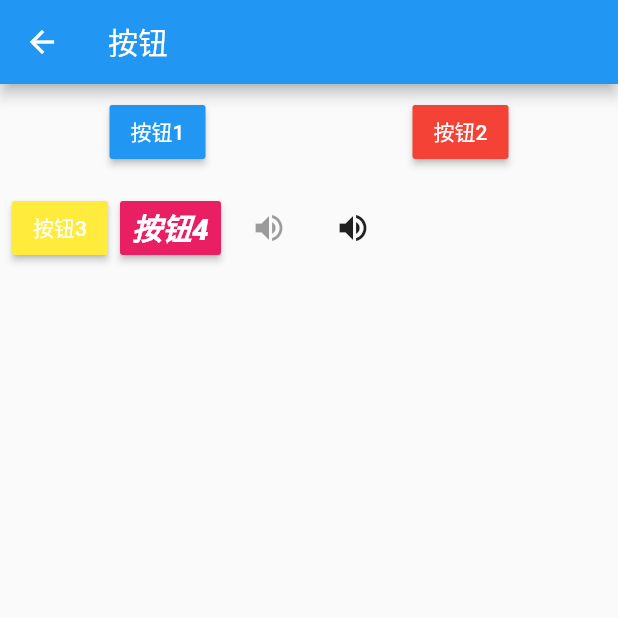
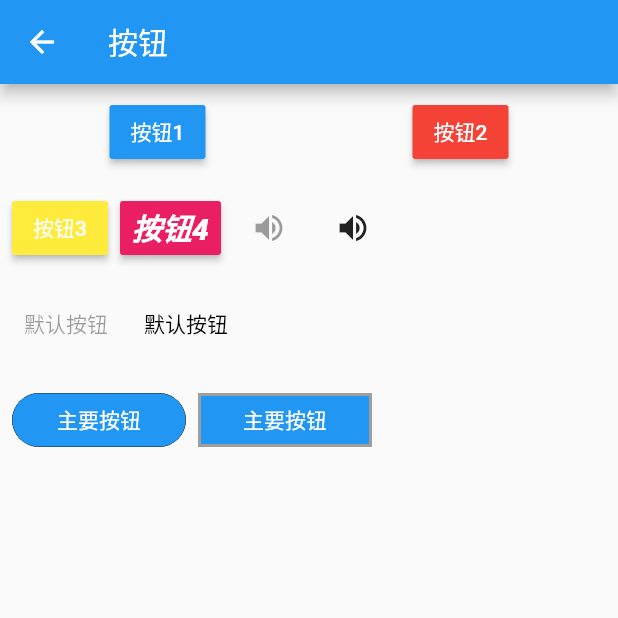
Before and after one commit to xuexiangjys/FlutterSample, a Flutter app: the ButtonPage screen opened by its route, on a phone screen of 412 x 824 dp, the top half of it. Run offline on Flutter 3.47's test engine with Material 2 defaults, Android fonts, the phone set to English and light mode, and no system bars; our stand-ins replace dio, fluttertoast, shared_preferences, sqflite; missing offline and left inert: mmkv_flutter; accounts and stored records are empty.

Commit message:
完善组件案例

```diff
--- a/flutter_learn/lib/page/widget/button.dart
+++ b/flutter_learn/lib/page/widget/button.dart
@@ -1,3 +1,5 @@
+import 'dart:math';
+
 import 'package:flutter/material.dart';
 
 class ButtonPage extends StatefulWidget {
@@ -15,13 +17,12 @@ class _ButtonPageState extends State<ButtonPage> {
         title: Text(widget.title),
       ),
       body: Center(
-          child: Scrollbar(
-              child: ListView(scrollDirection: Axis.vertical, // 水平listView
-                  children: <Widget>[
+          child: ListView(scrollDirection: Axis.vertical, // 水平listView
+              children: <Widget>[
             ButtonBar(
               alignment:
                   MainAxisAlignment.spaceAround, //布局方向，默认MainAxisAlignment.end
-              mainAxisSize: MainAxisSize.max, //主轴大小，默认MainAxisSize.max
+              mainAxisSize: MainAxisSize.min, //主轴大小，默认MainAxisSize.max
               children: <Widget>[
                 // Button集合
                 RaisedButton(
@@ -74,8 +75,24 @@ class _ButtonPageState extends State<ButtonPage> {
                 IconButtonDefault(false),
                 IconButtonDefault(true),
               ],
+            ),
+            ButtonBar(
+              alignment: MainAxisAlignment.start, //布局方向，默认MainAxisAlignment.end
+              mainAxisSize: MainAxisSize.min, //主轴大小，默认MainAxisSize.max
+              children: <Widget>[
+                FlatButtonDefault(false),
+                FlatButtonDefault(true),
+              ],
+            ),
+             ButtonBar(
+              alignment: MainAxisAlignment.start, //布局方向，默认MainAxisAlignment.end
+              mainAxisSize: MainAxisSize.min, //主轴大小，默认MainAxisSize.max
+              children: <Widget>[
+                FlatButtonCustom('主要按钮', Colors.blue, drawShape('radius')),
+                FlatButtonCustom('主要按钮', Colors.blue)
+              ],
             )
-          ]))),
+          ])),
     );
   }
 }
@@ -104,3 +121,131 @@ class IconButtonDefault extends StatelessWidget {
             : null);
   }
 }
+
+class FlatButtonDefault extends StatelessWidget {
+  final bool isDisabled;
+
+  const FlatButtonDefault([this.isDisabled = true])
+      : assert(isDisabled != null),
+        super();
+
+  @override
+  Widget build(BuildContext context) {
+    return FlatButton(
+        // 文本内容
+        child: const Text('默认按钮', semanticsLabel: 'FLAT BUTTON 1'),
+        onPressed: isDisabled ? () {} : null);
+  }
+}
+
+
+// FlatButton 自定义的实例
+
+class FlatButtonCustom extends StatelessWidget {
+  final String txt;
+  final Color color;
+  final ShapeBorder shape;
+  final VoidCallback onPressed;
+
+  const FlatButtonCustom(
+      [this.txt = '自定义按钮',
+      this.color = Colors.blueAccent,
+      this.shape,
+      this.onPressed])
+      : super();
+
+  @override
+  Widget build(BuildContext context) {
+    final _onPressed = onPressed;
+    return FlatButton(
+        // 文本内容
+        child: Text(txt, semanticsLabel: 'FLAT BUTTON 2'),
+        // 按钮颜色
+        color: color,
+        // 按钮亮度
+        colorBrightness: Brightness.dark,
+        // 高亮时的背景色
+        //highlightColor: Colors.yellow,
+        // 失效时的背景色
+        disabledColor: Colors.grey,
+        // 该按钮上的文字颜色，但是前提是不设置字体自身的颜色时才会起作用
+        textColor: Colors.white,
+        // 按钮失效时的文字颜色，同样的不能使用文本自己的样式或者颜色时才会起作用
+        disabledTextColor: Colors.grey,
+        // 按钮主题,主要用于与ButtonTheme和ButtonThemeData一起使用来定义按钮的基色,RaisedButton，FlatButton，OutlineButton，它们是基于环境ButtonTheme配置的
+        //ButtonTextTheme.accent，使用模版颜色的;ButtonTextTheme.normal，按钮文本是黑色或白色取决于。ThemeData.brightness;ButtonTextTheme.primary，按钮文本基于。ThemeData.primaryColor.
+        textTheme: ButtonTextTheme.normal,
+        // 按钮内部,墨汁飞溅的颜色,点击按钮时的渐变背景色，当你不设置高亮背景时才会看的更清楚
+        splashColor: Colors.deepPurple,
+        // 抗锯齿能力,抗锯齿等级依次递增,none（默认),hardEdge,antiAliasWithSaveLayer,antiAlias
+        clipBehavior: Clip.antiAlias,
+        padding:
+            EdgeInsets.only(bottom: 5.0, top: 5.0, left: 30.0, right: 30.0),
+        shape: (shape is ShapeBorder)
+            ? shape
+            : Border.all(
+                // 设置边框样式
+                color: Colors.grey,
+                width: 2.0,
+                style: BorderStyle.solid,
+              ),
+        // FlatButton 的点击事件
+        onPressed: () {
+          // Perform some action
+          if (_onPressed is VoidCallback) {
+            _onPressed();
+          }
+        },
+        // 改变高亮颜色回掉函数，一个按钮会触发两次，按下后改变时触发一次，松手后恢复原始颜色触发一次
+        // 参数 bool，按下后true，恢复false
+        onHighlightChanged: (isClick) {
+          print(isClick);
+        });
+  }
+}
+
+
+// 绘制边框信息,比如是否有边框,是否是圆角
+ShapeBorder drawShape(String type) {
+  final Color _color = _randomColor();
+  final borderWidth = Random.secure().nextInt(5).toDouble();
+  final radiusWidth = Random.secure().nextInt(50).toDouble();
+
+  switch (type) {
+    case 'border':
+      return Border.all(
+        // 设置边框样式
+        width: borderWidth,
+        color: _color,
+        style: BorderStyle.solid,
+      );
+      break;
+    case 'radius':
+      return RoundedRectangleBorder(
+        side: BorderSide(
+          // 保留原来的边框样式
+          width: borderWidth,
+          color: _color,
+          style: BorderStyle.solid,
+        ),
+        borderRadius: BorderRadius.only(
+          topRight: Radius.circular(radiusWidth),
+          topLeft: Radius.circular(radiusWidth),
+          bottomLeft: Radius.circular(radiusWidth),
+          bottomRight: Radius.circular(radiusWidth),
+        ),
+      );
+      break;
+    default:
+      return null;
+  }
+}
+
+
+// 取随机颜色
+Color _randomColor() {
+  var red = Random.secure().nextInt(255);
+  var greed = Random.secure().nextInt(255);
+  var blue = Random.secure().nextInt(255);
+  return Color.fromARGB(255, red, greed, blue);
+}
--- a/flutter_learn/lib/router/route.dart
+++ b/flutter_learn/lib/router/route.dart
@@ -5,6 +5,7 @@ import 'package:flutter_learn/page/utils/net.dart';
 import 'package:flutter_learn/page/utils/shared_preferences.dart';
 import 'package:flutter_learn/page/utils/sqlite.dart';
 import 'package:flutter_learn/page/utils/toast.dart';
+import 'package:flutter_learn/page/widget/bottom_navigation_bar.dart';
 import 'package:flutter_learn/page/widget/button.dart';
 import 'package:flutter_learn/page/widget/image.dart';
 import 'package:flutter_learn/page/widget/tab.dart';
@@ -21,6 +22,7 @@ class RouteMap {
     '/widget/text': (BuildContext context) => new TextPage(),
     '/widget/image': (BuildContext context) => new ImagePage(),
     '/widget/tab': (BuildContext context) => new TabPage(),
+    '/widget/navigation': (BuildContext context) => new BottomNavigationBarPage(),
 
     //=============================================================//
 
@@ -38,9 +40,10 @@ class RouteMap {
    */
   static final List<ListItem> widgetItems = [
     new ListItem(Icons.radio_button_checked, "按钮", "简单的按钮使用", '/widget/button'),
-    new ListItem(Icons.text_fields, "文字", "简单的文字使用", '/widget/text'),
+    new ListItem(Icons.text_fields, "文字", "简单的文字、输入框使用", '/widget/text'),
     new ListItem(Icons.image, "图片", "简单的图片使用", '/widget/image'),
     new ListItem(Icons.tab, "选项卡", "简单的选项卡使用", '/widget/tab'),
+    new ListItem(Icons.navigation, "底部导航栏", "简单的底部导航栏使用", '/widget/navigation'),
   ];
 
   /*
--- /dev/null
+++ b/flutter_learn/lib/view/button.dart
@@ -0,0 +1,118 @@
+// FlatButton 默认按钮的实例
+// isDisabled:是否是禁用，isDisabled 默认为true
+import 'dart:math';
+
+import 'package:flutter/material.dart';
+
+class FlatButtonDefault extends StatelessWidget {
+  final bool isDisabled;
+
+  const FlatButtonDefault([this.isDisabled = true])
+      : assert(isDisabled != null),
+        super();
+
+  @override
+  Widget build(BuildContext context) {
+    return FlatButton(
+        // 文本内容
+        child: const Text('默认按钮', semanticsLabel: 'FLAT BUTTON 1'),
+        onPressed: isDisabled ? () {} : null);
+  }
+}
+
+// FlatButton.icon 默认按钮的实例
+//  Create a text button from a pair of widgets that serve as the button's icon and label
+//  isDisabled:是否是禁用
+class FlatButtonIconDefault extends StatelessWidget {
+  final bool isDisabled;
+  final IconData icon;
+
+  const FlatButtonIconDefault(
+      [this.isDisabled = true, this.icon = Icons.add_circle])
+      : super();
+
+  Color _randomColor() {
+    var red = Random.secure().nextInt(255);
+    var greed = Random.secure().nextInt(255);
+    var blue = Random.secure().nextInt(255);
+    return Color.fromARGB(255, red, greed, blue);
+  }
+
+  @override
+  Widget build(BuildContext context) {
+    return FlatButton.icon(
+        // 文本内容
+        icon: Icon(icon, size: 25.0, color: _randomColor()),
+        label: Text('默认按钮', semanticsLabel: 'FLAT BUTTON 2'),
+        onPressed: isDisabled
+            ? () {
+                //_showMessage('点击了 FLAT BUTTON ', context);
+              }
+            : null);
+  }
+}
+
+// FlatButton 自定义的实例
+
+class FlatButtonCustom extends StatelessWidget {
+  final String txt;
+  final Color color;
+  final ShapeBorder shape;
+  final VoidCallback onPressed;
+
+  const FlatButtonCustom(
+      [this.txt = '自定义按钮',
+      this.color = Colors.blueAccent,
+      this.shape,
+      this.onPressed])
+      : super();
+
+  @override
+  Widget build(BuildContext context) {
+    final _onPressed = onPressed;
+    return FlatButton(
+        // 文本内容
+        child: Text(txt, semanticsLabel: 'FLAT BUTTON 2'),
+        // 按钮颜色
+        color: color,
+        // 按钮亮度
+        colorBrightness: Brightness.dark,
+        // 高亮时的背景色
+        //highlightColor: Colors.yellow,
+        // 失效时的背景色
+        disabledColor: Colors.grey,
+        // 该按钮上的文字颜色，但是前提是不设置字体自身的颜色时才会起作用
+        textColor: Colors.white,
+        // 按钮失效时的文字颜色，同样的不能使用文本自己的样式或者颜色时才会起作用
+        disabledTextColor: Colors.grey,
+        // 按钮主题,主要用于与ButtonTheme和ButtonThemeData一起使用来定义按钮的基色,RaisedButton，FlatButton，OutlineButton，它们是基于环境ButtonTheme配置的
+        //ButtonTextTheme.accent，使用模版颜色的;ButtonTextTheme.normal，按钮文本是黑色或白色取决于。ThemeData.brightness;ButtonTextTheme.primary，按钮文本基于。ThemeData.primaryColor.
+        textTheme: ButtonTextTheme.normal,
+        // 按钮内部,墨汁飞溅的颜色,点击按钮时的渐变背景色，当你不设置高亮背景时才会看的更清楚
+        splashColor: Colors.deepPurple,
+        // 抗锯齿能力,抗锯齿等级依次递增,none（默认),hardEdge,antiAliasWithSaveLayer,antiAlias
+        clipBehavior: Clip.antiAlias,
+        padding:
+            EdgeInsets.only(bottom: 5.0, top: 5.0, left: 30.0, right: 30.0),
+        shape: (shape is ShapeBorder)
+            ? shape
+            : Border.all(
+                // 设置边框样式
+                color: Colors.grey,
+                width: 2.0,
+                style: BorderStyle.solid,
+              ),
+        // FlatButton 的点击事件
+        onPressed: () {
+          // Perform some action
+          if (_onPressed is VoidCallback) {
+            _onPressed();
+          }
+        },
+        // 改变高亮颜色回掉函数，一个按钮会触发两次，按下后改变时触发一次，松手后恢复原始颜色触发一次
+        // 参数 bool，按下后true，恢复false
+        onHighlightChanged: (isClick) {
+          print(isClick);
+        });
+  }
+}
```
Also changed, not shown: flutter_learn/lib/page/widget/bottom_navigation_bar.dart (added, +56 -0 lines).
